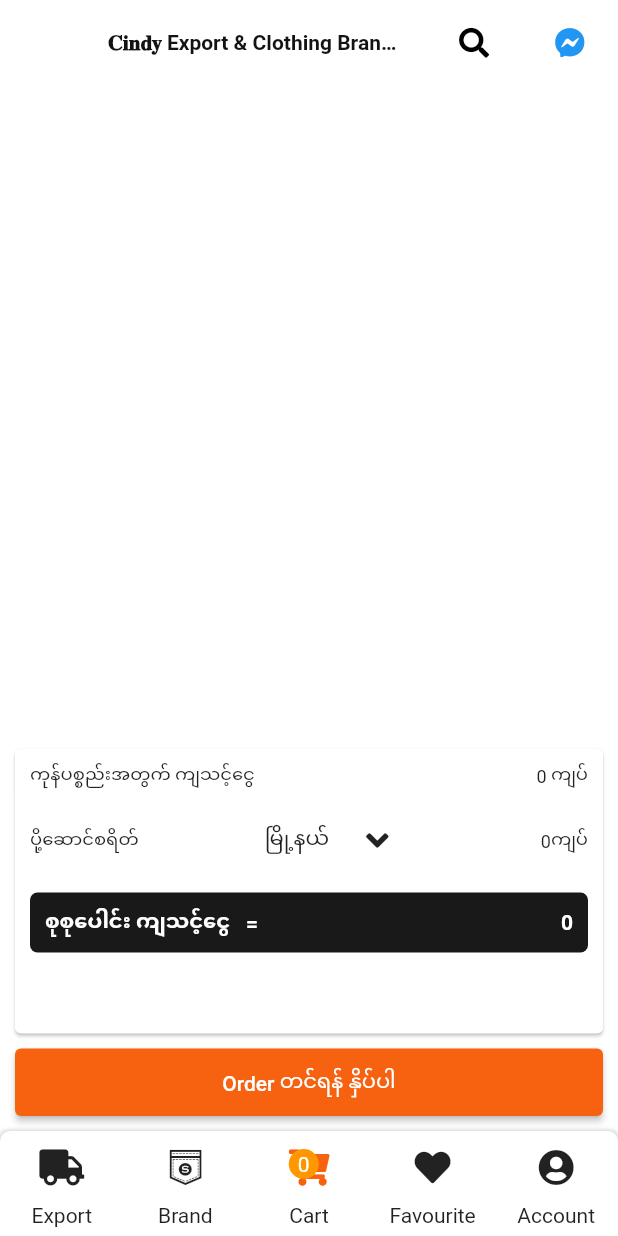
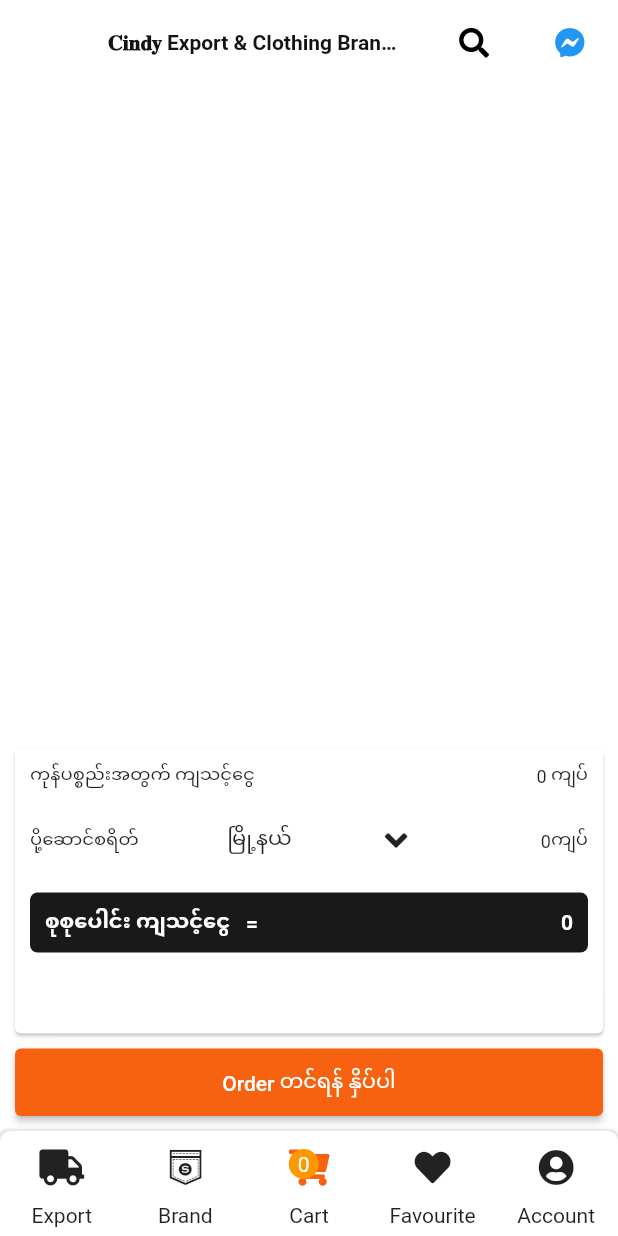
Before and after one commit to kznpmp123/cindy, a Flutter app: the HomeScreen screen opened by its route, item 3 of the bottom bar chosen, on a phone screen of 412 x 824 dp. Run offline on Flutter 3.47's test engine with Material 2 defaults, Android fonts, the phone set to English and light mode, and no system bars; our stand-ins replace cached_network_image, carousel_slider, cloud_firestore, dio, firebase_auth, firebase_core and 13 more; missing offline and left inert: bluetooth_print, cloud_firestore_web, custom_full_image_screen, firebase_auth_web, firebase_core_web, firebase_messaging_web and 3 more; accounts and stored records are empty.

Commit message:
Cindy Update

```diff
--- a/lib/screen/purchase_screen.dart
+++ b/lib/screen/purchase_screen.dart
@@ -4,7 +4,6 @@ import 'package:get/get.dart';
 import 'package:kozarni_ecome/controller/home_controller.dart';
 import 'package:kozarni_ecome/data/constant.dart';
 import 'package:kozarni_ecome/model/purchase.dart';
-import 'package:kozarni_ecome/routes/routes.dart';
 import 'package:photo_view/photo_view.dart';
 
 class PurchaseScreen extends StatelessWidget {
--- a/lib/screen/view/cart.dart
+++ b/lib/screen/view/cart.dart
@@ -168,7 +168,7 @@ class CartView extends StatelessWidget {
                         ),
                         //DropDown TownShip List
                         Container(
-                          width: 100,
+                          width: 150,
                           height: 50,
                           child:
                               GetBuilder<HomeController>(builder: (controller) {
```
Also changed, not shown: 4 other files.
